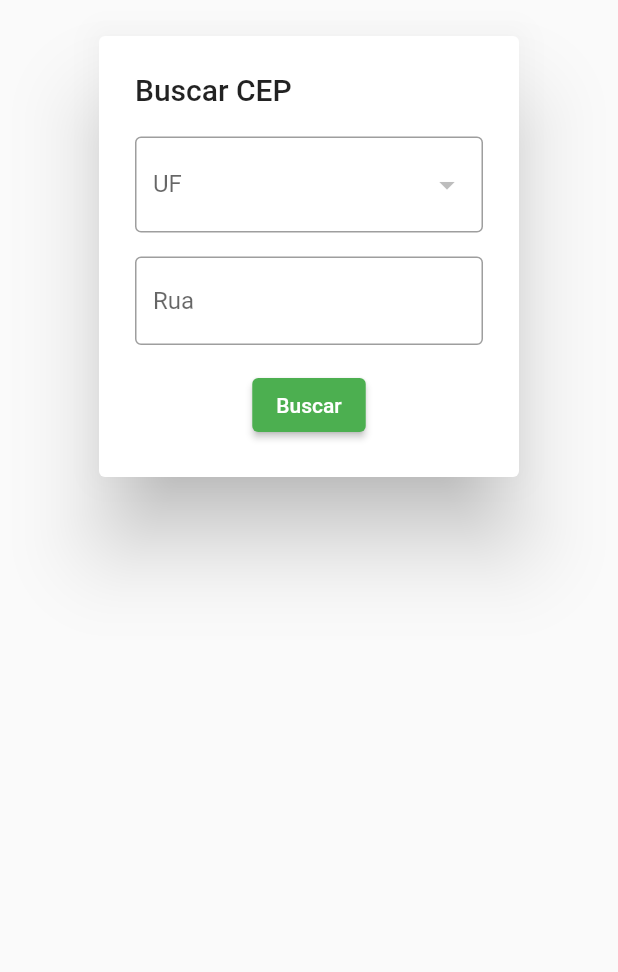
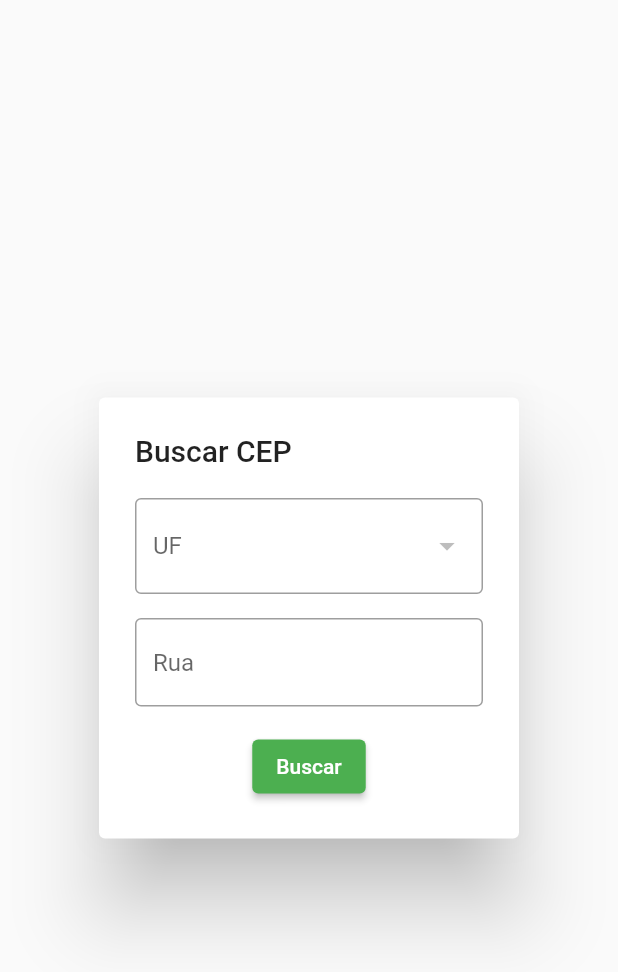
Before and after one commit to thiagohofmeister/instrutoradriano, a Flutter app: the SearchZipcodeDialog widget shown alone on an empty page, opened directly with empty values, on a phone screen of 412 x 824 dp. Shown: the top 972 px of the screen. Run offline on Flutter 3.47's test engine with Material 2 defaults, Android fonts, the phone set to English and light mode, and no system bars; our stand-ins replace contacts_service, flutter_datetime_picker, permission_handler; missing offline and left inert: http_interceptor; statements that could not run were skipped.

Commit message:
Fixing dialog

```diff
--- a/mobile/lib/components/dialogs/search_zipcode_dialog.dart
+++ b/mobile/lib/components/dialogs/search_zipcode_dialog.dart
@@ -42,10 +42,10 @@ class _SearchZipcodeDialogState extends State<SearchZipcodeDialog> {
 
   @override
   Widget build(BuildContext context) {
-    return SingleChildScrollView(
-      child: AlertDialog(
-        title: const Text('Buscar CEP'),
-        content: Column(children: [
+    return AlertDialog(
+      title: const Text('Buscar CEP'),
+      content: SingleChildScrollView(
+        child: Column(children: [
           Padding(
             padding: const EdgeInsets.only(bottom: 16.0),
             child: DropdownButtonFormField(
```
